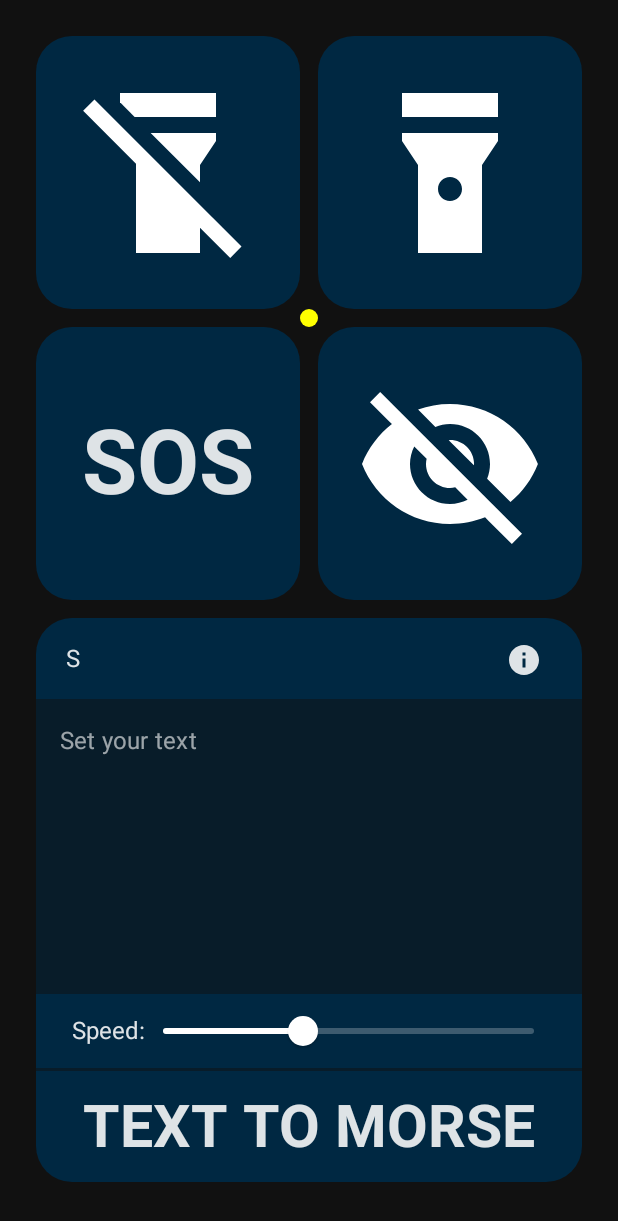
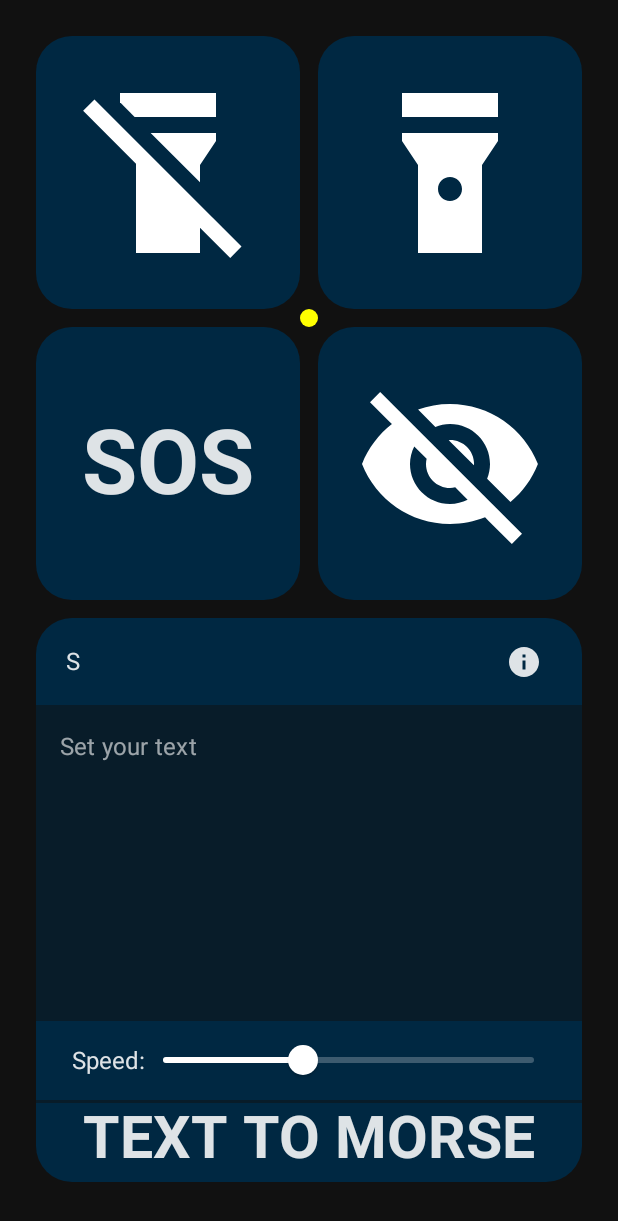
Before and after one commit to DEZZOMORF/morse-flashlight, an Android app built with Jetpack Compose: the screen it shows after launch (MainActivity), after a tap on "SOS", on a phone screen of 412 x 824 dp. Shown: the top 1221 px of the screen. Run offline under Robolectric (Android 15) with nearby library versions, the phone set to English and light mode, and no system bars; our stand-ins replace AdMob, Dagger/Hilt's generated code; 5 statements that could not run were skipped.

Commit message:
UI refactoring refactoring

```diff
--- a/app/src/main/java/com/dezzomorf/morseflashlight/activity/MainActivity.kt
+++ b/app/src/main/java/com/dezzomorf/morseflashlight/activity/MainActivity.kt
@@ -3,14 +3,15 @@ package com.dezzomorf.morseflashlight.activity
 import android.os.Bundle
 import androidx.activity.ComponentActivity
 import androidx.activity.compose.setContent
-import androidx.compose.foundation.layout.*
+import androidx.compose.foundation.layout.Arrangement
+import androidx.compose.foundation.layout.Column
+import androidx.compose.foundation.layout.fillMaxSize
+import androidx.compose.foundation.layout.fillMaxWidth
+import androidx.compose.foundation.layout.padding
 import androidx.compose.material.Surface
-import androidx.compose.runtime.collectAsState
-import androidx.compose.runtime.getValue
 import androidx.compose.ui.Alignment
 import androidx.compose.ui.Modifier
 import androidx.compose.ui.unit.dp
-import androidx.hilt.navigation.compose.hiltViewModel
 import com.dezzomorf.morseflashlight.BuildConfig
 import com.dezzomorf.morseflashlight.manager.InAppUpdateManager
 import com.dezzomorf.morseflashlight.ui.BannerAdView
@@ -18,7 +19,6 @@ import com.dezzomorf.morseflashlight.ui.MainButtons
 import com.dezzomorf.morseflashlight.ui.MorseUi
 import com.dezzomorf.morseflashlight.ui.theme.MorseFlashlightTheme
 import com.dezzomorf.morseflashlight.ui.theme.defaultArrangementSpace
-import com.dezzomorf.morseflashlight.viewmodel.MainViewModel
 import com.google.android.gms.ads.MobileAds
 import com.google.firebase.crashlytics.FirebaseCrashlytics
 import dagger.hilt.android.AndroidEntryPoint
@@ -40,10 +40,6 @@ class MainActivity : ComponentActivity() {
                 Surface(modifier = Modifier.fillMaxSize()) {
 
                     val padding = 24.dp
-                    val mainViewModel: MainViewModel = hiltViewModel()
-                    val flashlightState by mainViewModel.flashlightState.collectAsState()
-                    val textProgressState by mainViewModel.textProgressState.collectAsState()
-                    val textOnMorseState by mainViewModel.textOnMorseState.collectAsState()
 
                     Column(
                         horizontalAlignment = Alignment.CenterHorizontally,
@@ -52,37 +48,21 @@ class MainActivity : ComponentActivity() {
                             .fillMaxSize()
                     ) {
 
-                        Row(
-                            verticalAlignment = Alignment.CenterVertically,
+                        MainButtons(
                             modifier = Modifier
                                 .fillMaxSize()
                                 .weight(1f)
                                 .padding(start = padding, top = padding, end = padding)
-                        ) {
-                            MainButtons(
-                                flashlightState = flashlightState,
-                                onAction = mainViewModel::onAction
-                            )
-                        }
+                        )
 
-                        Row(
-                            verticalAlignment = Alignment.CenterVertically,
+                        MorseUi(
                             modifier = Modifier
                                 .fillMaxSize()
                                 .weight(1f)
                                 .padding(start = padding, bottom = padding, end = padding)
-                        ) {
-                            MorseUi(
-                                textProgress = textProgressState,
-                                onAction = mainViewModel::onAction,
-                                morseSpeed = mainViewModel::setSpeed,
-                                textOnMorse = textOnMorseState
-                            )
-                        }
+                        )
 
-                        Row(Modifier.fillMaxWidth()) {
-                            BannerAdView()
-                        }
+                        BannerAdView(modifier = Modifier.fillMaxWidth())
                     }
                 }
             }
--- a/app/src/main/java/com/dezzomorf/morseflashlight/ui/AdBanner.kt
+++ b/app/src/main/java/com/dezzomorf/morseflashlight/ui/AdBanner.kt
@@ -1,6 +1,5 @@
 package com.dezzomorf.morseflashlight.ui
 
-import androidx.compose.foundation.layout.fillMaxWidth
 import androidx.compose.runtime.Composable
 import androidx.compose.ui.Modifier
 import androidx.compose.ui.platform.LocalConfiguration
@@ -12,11 +11,10 @@ import com.google.android.gms.ads.AdSize
 import com.google.android.gms.ads.AdView
 
 @Composable
-fun BannerAdView() {
+fun BannerAdView(modifier: Modifier = Modifier) {
     val adaptiveAdSize = adaptiveAdSize()
     AndroidView(
-        modifier = Modifier
-            .fillMaxWidth(),
+        modifier = modifier,
         factory = { context ->
             AdView(context).apply {
                 setAdSize(adaptiveAdSize)
--- a/app/src/main/java/com/dezzomorf/morseflashlight/ui/FlashlightButton.kt
+++ b/app/src/main/java/com/dezzomorf/morseflashlight/ui/FlashlightButton.kt
@@ -1,19 +1,35 @@
 package com.dezzomorf.morseflashlight.ui
 
+import androidx.annotation.DrawableRes
+import androidx.compose.foundation.Image
 import androidx.compose.foundation.background
 import androidx.compose.foundation.clickable
 import androidx.compose.foundation.layout.Box
 import androidx.compose.foundation.layout.BoxScope
+import androidx.compose.foundation.layout.fillMaxSize
+import androidx.compose.foundation.layout.padding
 import androidx.compose.foundation.shape.RoundedCornerShape
+import androidx.compose.material.Text
 import androidx.compose.runtime.Composable
+import androidx.compose.runtime.getValue
+import androidx.compose.runtime.mutableStateOf
+import androidx.compose.runtime.remember
+import androidx.compose.runtime.setValue
 import androidx.compose.ui.Alignment
 import androidx.compose.ui.Modifier
 import androidx.compose.ui.draw.clip
+import androidx.compose.ui.draw.drawWithContent
+import androidx.compose.ui.res.painterResource
+import androidx.compose.ui.text.TextStyle
+import androidx.compose.ui.text.font.FontWeight
+import androidx.compose.ui.text.style.TextAlign
 import androidx.compose.ui.unit.dp
+import androidx.compose.ui.unit.sp
 import com.dezzomorf.morseflashlight.ui.theme.ViewBackground
+import com.dezzomorf.morseflashlight.ui.theme.defaultContentPadding
 
 @Composable
-fun RoundCornerButton(
+fun RoundCornerSquareButton(
     modifier: Modifier = Modifier,
     onClick: () -> Unit,
     content: @Composable() (BoxScope.() -> Unit)
@@ -27,6 +43,52 @@ fun RoundCornerButton(
             .then(modifier)) {
         content.invoke(this)
     }
+}
+
+@Composable
+fun ImageButtonContent(
+    modifier: Modifier = Modifier,
+    @DrawableRes image: Int
+) {
+    Image(
+        painter = painterResource(id = image),
+        contentDescription = null,
+        modifier = modifier
+            .fillMaxSize()
+            .padding(defaultContentPadding)
+    )
+}
+
+@Composable
+fun TextButtonContent(
+    modifier: Modifier = Modifier,
+    text: String
+) {
+    val defaultTextStyle = TextStyle(
+        textAlign = TextAlign.Center,
+        fontSize = 60.sp,
+        fontWeight = FontWeight.Bold
+    )
+    var textStyle by remember { mutableStateOf(defaultTextStyle) }
+    var readyToDraw by remember { mutableStateOf(false) }
+
+    Text(
+        text = text,
+        style = textStyle,
+        maxLines = 1,
+        softWrap = false,
+        modifier = modifier
+            .drawWithContent {
+                if (readyToDraw) drawContent()
+            },
+        onTextLayout = { textLayoutResult ->
+            if (textLayoutResult.didOverflowWidth) {
+                textStyle = textStyle.copy(fontSize = textStyle.fontSize * 0.9)
+            } else {
+                readyToDraw = true
+            }
+        },
+    )
 }
 
 @Composable
--- a/app/src/main/java/com/dezzomorf/morseflashlight/ui/MainButtons.kt
+++ b/app/src/main/java/com/dezzomorf/morseflashlight/ui/MainButtons.kt
@@ -1,59 +1,61 @@
 package com.dezzomorf.morseflashlight.ui
 
-import androidx.compose.foundation.Image
 import androidx.compose.foundation.background
-import androidx.compose.foundation.layout.*
+import androidx.compose.foundation.layout.Arrangement
+import androidx.compose.foundation.layout.Box
+import androidx.compose.foundation.layout.Column
+import androidx.compose.foundation.layout.Row
+import androidx.compose.foundation.layout.fillMaxSize
+import androidx.compose.foundation.layout.height
+import androidx.compose.foundation.layout.width
 import androidx.compose.foundation.shape.CircleShape
-import androidx.compose.material.Text
-import androidx.compose.runtime.*
+import androidx.compose.runtime.Composable
+import androidx.compose.runtime.collectAsState
+import androidx.compose.runtime.getValue
 import androidx.compose.ui.Alignment
 import androidx.compose.ui.Modifier
 import androidx.compose.ui.draw.clip
-import androidx.compose.ui.draw.drawWithContent
 import androidx.compose.ui.graphics.Color
 import androidx.compose.ui.platform.LocalContext
-import androidx.compose.ui.res.painterResource
-import androidx.compose.ui.text.TextStyle
-import androidx.compose.ui.text.font.FontWeight
-import androidx.compose.ui.text.style.TextAlign
 import androidx.compose.ui.unit.dp
-import androidx.compose.ui.unit.sp
+import androidx.hilt.navigation.compose.hiltViewModel
 import com.dezzomorf.morseflashlight.R
 import com.dezzomorf.morseflashlight.`object`.FlashlightAction
 import com.dezzomorf.morseflashlight.ui.theme.defaultArrangementSpace
-import com.dezzomorf.morseflashlight.ui.theme.defaultContentPadding
+import com.dezzomorf.morseflashlight.viewmodel.MainViewModel
 
 @Composable
-fun MainButtons(
-    flashlightState: Boolean,
-    onAction: (FlashlightAction) -> Unit
-) {
-    val context = LocalContext.current
+fun MainButtons(modifier: Modifier = Modifier) {
     Column(
         horizontalAlignment = Alignment.CenterHorizontally,
         verticalArrangement = Arrangement.Center,
-        modifier = Modifier
-            .fillMaxSize()
+        modifier = modifier
     ) {
+
+        val context = LocalContext.current
+        val mainViewModel: MainViewModel = hiltViewModel()
+
         Row(
             horizontalArrangement = Arrangement.spacedBy(defaultArrangementSpace),
             modifier = Modifier
                 .fillMaxSize()
                 .weight(1f),
         ) {
+
             OffButton(
-                Modifier
-                    .weight(1f)
+                Modifier.weight(1f)
             ) {
-                onAction(FlashlightAction.Off)
+                mainViewModel.onAction(FlashlightAction.Off)
             }
+
             SimpleButton(
-                Modifier
-                    .weight(1f)
+                Modifier.weight(1f)
             ) {
-                onAction(FlashlightAction.Torch)
+                mainViewModel.onAction(FlashlightAction.Torch)
             }
         }
+
+        val flashlightState by mainViewModel.flashlightState.collectAsState()
         Box(
             modifier = Modifier
                 .height(12.dp)
@@ -61,23 +63,29 @@ fun MainButtons(
                 .clip(shape = CircleShape)
                 .background(if (flashlightState) Color.Yellow else Color.Gray)
         )
+
         Row(
             horizontalArrangement = Arrangement.spacedBy(defaultArrangementSpace),
             modifier = Modifier
                 .fillMaxSize()
                 .weight(1f)
         ) {
+
             SosButton(
-                Modifier
-                    .weight(1f)
+                Modifier.weight(1f)
             ) {
-                onAction(FlashlightAction.Morse(context.getString(R.string.sos), true))
+                mainViewModel.onAction(
+                    FlashlightAction.Morse(
+                        context.getString(R.string.sos),
+                        true
+                    )
+                )
             }
+
             StroboscopeButton(
-                Modifier
-                    .weight(1f)
+                Modifier.weight(1f)
             ) {
-                onAction(FlashlightAction.Stroboscope)
+                mainViewModel.onAction(FlashlightAction.Stroboscope)
             }
         }
     }
@@ -85,89 +93,52 @@ fun MainButtons(
 
 @Composable
 fun OffButton(modifier: Modifier = Modifier, onClick: () -> Unit) {
-    RoundCornerButton(
+    RoundCornerSquareButton(
         onClick = onClick,
         modifier = modifier
+            .fillMaxSize()
     ) {
-        Image(
-            painter = painterResource(id = R.drawable.ic_baseline_flashlight_off_24),
-            contentDescription = null,
-            modifier = Modifier
-                .fillMaxSize()
-                .align(Alignment.Center)
-                .padding(defaultContentPadding)
+        ImageButtonContent(
+            image = R.drawable.ic_baseline_flashlight_off_24
         )
     }
 }
 
 @Composable
 fun SimpleButton(modifier: Modifier = Modifier, onClick: () -> Unit) {
-    RoundCornerButton(
+    RoundCornerSquareButton(
         onClick = onClick,
         modifier = modifier
+            .fillMaxSize()
     ) {
-        Image(
-            painter = painterResource(id = R.drawable.ic_baseline_flashlight_on_24),
-            contentDescription = null,
-            modifier = Modifier
-                .fillMaxSize()
-                .align(Alignment.Center)
-                .padding(defaultContentPadding)
+        ImageButtonContent(
+            image = R.drawable.ic_baseline_flashlight_on_24
         )
     }
 }
 
 @Composable
 fun SosButton(modifier: Modifier = Modifier, onClick: () -> Unit) {
-    val context = LocalContext.current
-    val defaultTextStyle = TextStyle(
-        textAlign = TextAlign.Center,
-        fontSize = 60.sp,
-        fontWeight = FontWeight.Bold
-    )
-    var textStyle by remember { mutableStateOf(defaultTextStyle) }
-    var readyToDraw by remember { mutableStateOf(false) }
-
-    RoundCornerButton(
+    RoundCornerSquareButton(
         onClick = onClick,
         modifier = modifier
             .fillMaxSize()
     ) {
-        Text(
-            text = context.getString(R.string.sos),
-            style = textStyle,
-            maxLines = 1,
-            softWrap = false,
-            modifier = Modifier
-                .align(Alignment.Center)
-                .padding(defaultContentPadding)
-                .drawWithContent {
-                    if (readyToDraw) drawContent()
-                },
-            onTextLayout = { textLayoutResult ->
-                if (textLayoutResult.didOverflowWidth) {
-                    textStyle = textStyle.copy(fontSize = textStyle.fontSize * 0.9)
-                } else {
-                    readyToDraw = true
-                }
-            },
+        TextButtonContent(
+            text = LocalContext.current.getString(R.string.sos)
         )
     }
 }
 
 @Composable
 fun StroboscopeButton(modifier: Modifier = Modifier, onClick: () -> Unit) {
-    RoundCornerButton(
+    RoundCornerSquareButton(
         onClick = onClick,
         modifier = modifier
+            .fillMaxSize()
     ) {
-        Image(
-            painter = painterResource(id = R.drawable.ic_baseline_visibility_off_24),
-            contentDescription = null,
-            modifier = Modifier
-                .fillMaxSize()
-                .align(Alignment.Center)
-                .padding(defaultContentPadding)
+        ImageButtonContent(
+            image = R.drawable.ic_baseline_visibility_off_24
         )
     }
 }
--- a/app/src/main/java/com/dezzomorf/morseflashlight/ui/MorseUi.kt
+++ b/app/src/main/java/com/dezzomorf/morseflashlight/ui/MorseUi.kt
@@ -16,59 +16,53 @@ import androidx.compose.ui.Alignment
 import androidx.compose.ui.ExperimentalComposeUiApi
 import androidx.compose.ui.Modifier
 import androidx.compose.ui.draw.clip
-import androidx.compose.ui.draw.drawWithContent
 import androidx.compose.ui.graphics.Color
 import androidx.compose.ui.platform.LocalSoftwareKeyboardController
 import androidx.compose.ui.res.painterResource
 import androidx.compose.ui.res.stringResource
-import androidx.compose.ui.text.TextStyle
-import androidx.compose.ui.text.font.FontWeight
 import androidx.compose.ui.text.input.ImeAction
-import androidx.compose.ui.text.style.TextAlign
 import androidx.compose.ui.unit.dp
-import androidx.compose.ui.unit.sp
 import androidx.compose.ui.window.DialogProperties
+import androidx.hilt.navigation.compose.hiltViewModel
 import com.dezzomorf.morseflashlight.R
 import com.dezzomorf.morseflashlight.`object`.FlashlightAction
 import com.dezzomorf.morseflashlight.`object`.MorseCode
 import com.dezzomorf.morseflashlight.`object`.MorseSymbol
+import com.dezzomorf.morseflashlight.ui.theme.AppBackground
 import com.dezzomorf.morseflashlight.ui.theme.ViewBackground
 import com.dezzomorf.morseflashlight.ui.theme.defaultContentPadding
 import com.dezzomorf.morseflashlight.viewmodel.MainViewModel
 
 @OptIn(ExperimentalComposeUiApi::class)
 @Composable
-fun MorseUi(
-    textProgress: String,
-    onAction: (FlashlightAction) -> Unit,
-    morseSpeed: (Float) -> Unit,
-    textOnMorse: List<MorseCode>
-) {
+fun MorseUi(modifier: Modifier = Modifier) {
 
     var text by rememberSaveable { mutableStateOf("") }
-    val keyboardController = LocalSoftwareKeyboardController.current
+    val mainViewModel: MainViewModel = hiltViewModel()
 
     Column(
         horizontalAlignment = Alignment.CenterHorizontally,
         verticalArrangement = Arrangement.Center,
-        modifier = Modifier
-            .fillMaxSize()
+        modifier = modifier
     ) {
-        Row(
+        Box(
             modifier = Modifier
                 .fillMaxSize()
                 .weight(1.1f)
                 .align(Alignment.Start)
         ) {
-            MorseTextProgress(textProgress, textOnMorse)
+            val textProgressState by mainViewModel.textProgressState.collectAsState()
+            val textOnMorseState by mainViewModel.textOnMorseState.collectAsState()
+            MorseTextProgress(textProgressState, textOnMorseState)
         }
 
-        Row(
+        Box(
             modifier = Modifier
                 .fillMaxSize()
                 .weight(4f)
         ) {
             val color = ViewBackground.copy(alpha = 0.5f)
+            val keyboardController = LocalSoftwareKeyboardController.current
             TextField(
                 value = text,
                 onValueChange = { text = it },
@@ -85,19 +79,19 @@ fun MorseUi(
                 keyboardActions = KeyboardActions(
                     onDone = {
                         keyboardController?.hide()
-                        onAction(FlashlightAction.Morse(text, false))
+                        mainViewModel.onAction(FlashlightAction.Morse(text, false))
                     }
                 ),
                 modifier = Modifier.fillMaxSize()
             )
         }
 
-        Row(
+        Box(
             modifier = Modifier
                 .fillMaxSize()
                 .weight(1f)
         ) {
-            MorseSpeedSlider(morseSpeed)
+            MorseSpeedSlider(mainViewModel::setSpeed)
         }
 
         Spacer(
@@ -107,17 +101,18 @@ fun MorseUi(
                 .background(ViewBackground.copy(alpha = 0.5f))
         )
 
-        Row(
+        Box(
+            contentAlignment =  Alignment.Center,
             modifier = Modifier
                 .fillMaxSize()
-                .weight(1.5f)
+                .weight(1.0f)
         ) {
             MorseButton(
                 Modifier
                     .fillMaxSize()
-                    .align(Alignment.CenterVertically)
+                    .align(Alignment.Center)
             ) {
-                onAction(FlashlightAction.Morse(text, false))
+                mainViewModel.onAction(FlashlightAction.Morse(text, false))
             }
         }
     }
@@ -125,38 +120,16 @@ fun MorseUi(
 
 @Composable
 fun MorseButton(modifier: Modifier = Modifier, onClick: () -> Unit) {
-    val defaultTextStyle = TextStyle(
-        textAlign = TextAlign.Center,
-        fontSize = 60.sp,
-        fontWeight = FontWeight.Bold
-    )
-    var textStyle by remember { mutableStateOf(defaultTextStyle) }
-    var readyToDraw by remember { mutableStateOf(false) }
-
     BottomRoundCornerButton(
         onClick = onClick,
         modifier = modifier
-            .fillMaxSize()
     ) {
-        Text(
+        TextButtonContent(
             text = stringResource(R.string.text_to_morse),
-            style = textStyle,
-            maxLines = 1,
-            softWrap = false,
             modifier = Modifier
-                .fillMaxWidth()
+                .fillMaxSize()
                 .align(Alignment.Center)
                 .padding(horizontal = defaultContentPadding)
-                .drawWithContent {
-                    if (readyToDraw) drawContent()
-                },
-            onTextLayout = { textLayoutResult ->
-                if (textLayoutResult.didOverflowWidth) {
-                    textStyle = textStyle.copy(fontSize = textStyle.fontSize * 0.9)
-                } else {
-                    readyToDraw = true
-                }
-            },
         )
     }
 }
@@ -236,6 +209,7 @@ fun MorseInfoDialog(
                 onDialogStateChange?.invoke(false)
                 onDismissRequest?.invoke()
             },
+            backgroundColor = ViewBackground,
             title = null,
             text = null,
             buttons = {
@@ -256,7 +230,7 @@ fun MorseInfoDialog(
                                         modifier = Modifier
                                             .fillMaxWidth()
                                             .height(1.dp)
-                                            .background(ViewBackground.copy(alpha = 0.5f))
+                                            .background(AppBackground)
                                     )
                                 } else {
                                     Text(text = "${it.name} -> ")
@@ -274,7 +248,7 @@ fun MorseInfoDialog(
                         }
                     }
 
-                    Divider(color = ViewBackground.copy(alpha = 0.5f), thickness = 1.dp)
+                    Divider(color = AppBackground, thickness = 1.dp)
 
                     Box(
                         modifier = Modifier
--- a/app/src/main/java/com/dezzomorf/morseflashlight/viewmodel/MainViewModel.kt
+++ b/app/src/main/java/com/dezzomorf/morseflashlight/viewmodel/MainViewModel.kt
@@ -30,10 +30,9 @@ class MainViewModel @Inject constructor(
         val MORSE_SYMBOL_PAUSE_DELAY: Long get() = MORSE_DOT_DELAY
         val MORSE_LETTER_PAUSE_DELAY: Long get() = MORSE_DOT_DELAY * 2
         val MORSE_WORD_PAUSE_DELAY: Long get() = MORSE_DOT_DELAY * 4
-        const val STROBOSCOPE_DELAY = 50L
+        val STROBOSCOPE_DELAY get() = (100 * SPEED).toLong()
         const val DEFAULT_TEXT = " "
     }
-
     private val torchManager = TorchManager(context)
 
     private val _flashlightState = MutableStateFlow(false)
```
